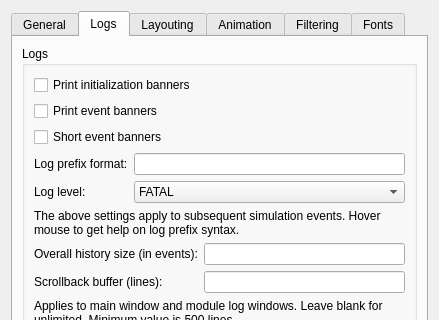
Before: the Qt Designer form src/qtenv/preferencesdialog.ui in omnetpp/omnetpp, drawn with Qt 5; both pictures show x 0 to 439 and y 0 to 320 of the 439 by 532 pixel window.
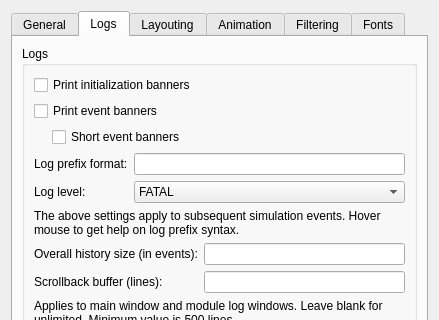
After: the same form once the commit is applied. The open tabs and pages were chosen to show the change.

Commit message: qtenv: Indent the "Short event banners" checkbox in the Preferences dialog.

Diff of the .ui file:
```diff
--- a/src/qtenv/preferencesdialog.ui
+++ b/src/qtenv/preferencesdialog.ui
@@ -171,11 +171,18 @@
            </widget>
           </item>
           <item>
+           <layout class="QVBoxLayout" name="bannersSubLayout">
+            <property name="leftMargin">
+             <number>18</number>
+            </property>
+            <item>
            <widget class="QCheckBox" name="shortBanners">
             <property name="text">
              <string>Short event banners</string>
             </property>
            </widget>
+            </item>
+           </layout>
           </item>
           <item>
            <layout class="QGridLayout" name="gridLayout_2">
```
Lines whose indentation alone changed are shown as unchanged.
